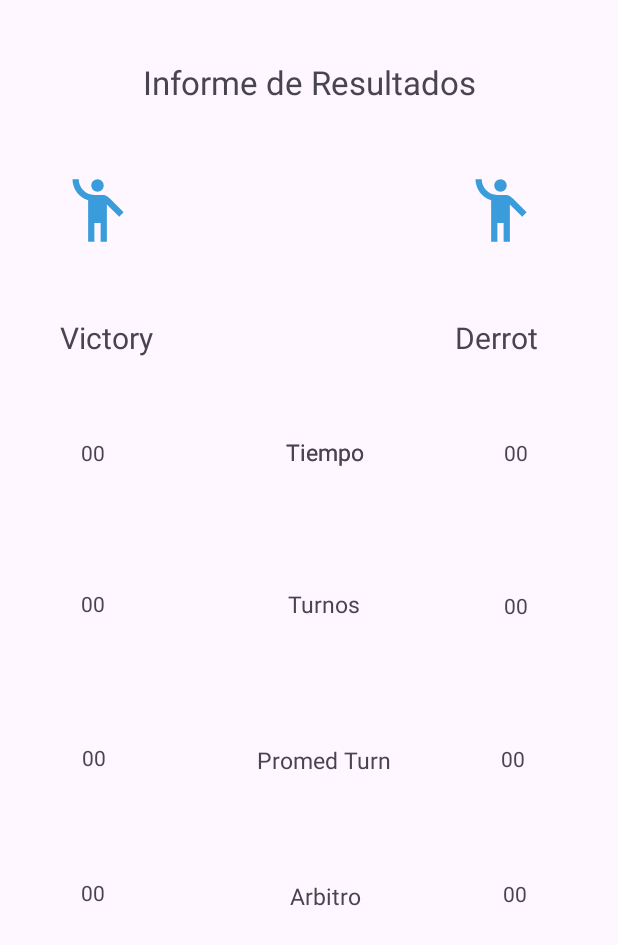
After one commit to efrainsalzar/TemporizadorChess, an Android app: the InformeResult screen opened directly, with no data from a screen before it, on a phone screen of 412 x 824 dp. The commit adds this screen. Shown: the top 945 px of the screen. Run offline under Robolectric (Android 15) with nearby library versions, the phone set to English and light mode, and no system bars.

Commit message:
Resultados Activity

```diff
--- /dev/null
+++ b/app/src/main/java/com/example/temporizadorchess/InformeResult.kt
@@ -0,0 +1,11 @@
+package com.example.temporizadorchess
+
+import androidx.appcompat.app.AppCompatActivity
+import android.os.Bundle
+
+class InformeResult : AppCompatActivity() {
+    override fun onCreate(savedInstanceState: Bundle?) {
+        super.onCreate(savedInstanceState)
+        setContentView(R.layout.activity_informe_result)
+    }
+}
--- a/app/src/main/java/com/example/temporizadorchess/Temporizador.kt
+++ b/app/src/main/java/com/example/temporizadorchess/Temporizador.kt
@@ -1,8 +1,12 @@
 package com.example.temporizadorchess
 
+import android.annotation.SuppressLint
+import android.content.Intent
 import androidx.appcompat.app.AppCompatActivity
 import android.os.Bundle
 import android.view.View
+import android.widget.ImageView
+import android.widget.LinearLayout
 import android.widget.TextView
 
 
@@ -42,6 +46,9 @@ class Temporizador : AppCompatActivity() {
         //color del boton click
         val boton1 = findViewById<View>(R.id.view1)
         val boton2 = findViewById<View>(R.id.view2)
+        //val centroboton = findViewById<LinearLayout>(R.id.centro)
+        val stoped = findViewById<ImageView>(R.id.StopGame)
+
 
         //click desde otra clase
         val botonclick = ChessTimer(this,)
@@ -67,6 +74,12 @@ class Temporizador : AppCompatActivity() {
                 sw = 1
             }
         }
+
+        stoped.setOnClickListener{
+            val intent = Intent(this, InformeResult::class.java)
+            startActivity(intent)
+        }
+
         /* val textView = findViewById<TextView>(R.id.contadortiempo)
          val countDownTimer = object : CountDownTimer(10000, 1000) {
              override fun onTick(millisUntilFinished: Long) {
--- /dev/null
+++ b/app/src/main/res/drawable/emoji_people_24.xml
@@ -0,0 +1,6 @@
+<vector android:height="24dp" android:tint="#3B9CDB"
+    android:viewportHeight="24" android:viewportWidth="24"
+    android:width="24dp" xmlns:android="http://schemas.android.com/apk/res/android">
+    <path android:fillColor="@android:color/white" android:pathData="M12,4m-2,0a2,2 0,1 1,4 0a2,2 0,1 1,-4 0"/>
+    <path android:fillColor="@android:color/white" android:pathData="M15.89,8.11C15.5,7.72 14.83,7 13.53,7c-0.21,0 -1.42,0 -2.54,0C8.24,6.99 6,4.75 6,2H4c0,3.16 2.11,5.84 5,6.71V22h2v-6h2v6h2V10.05L18.95,14l1.41,-1.41L15.89,8.11z"/>
+</vector>
--- /dev/null
+++ b/app/src/main/res/drawable/stop_24.xml
@@ -0,0 +1,5 @@
+<vector android:height="24dp" android:tint="#FFFFFF"
+    android:viewportHeight="24" android:viewportWidth="24"
+    android:width="24dp" xmlns:android="http://schemas.android.com/apk/res/android">
+    <path android:fillColor="@android:color/white" android:pathData="M6,6h12v12H6z"/>
+</vector>
--- /dev/null
+++ b/app/src/main/res/layout/activity_informe_result.xml
@@ -0,0 +1,234 @@
+<?xml version="1.0" encoding="utf-8"?>
+<androidx.constraintlayout.widget.ConstraintLayout xmlns:android="http://schemas.android.com/apk/res/android"
+    xmlns:app="http://schemas.android.com/apk/res-auto"
+    xmlns:tools="http://schemas.android.com/tools"
+    android:layout_width="match_parent"
+    android:layout_height="match_parent"
+    tools:context=".InformeResult">
+
+
+    <TextView
+        android:layout_width="wrap_content"
+        android:layout_height="wrap_content"
+        android:text="Informe de Resultados"
+        app:layout_constraintBottom_toBottomOf="parent"
+        app:layout_constraintEnd_toEndOf="parent"
+        app:layout_constraintStart_toStartOf="parent"
+        app:layout_constraintTop_toTopOf="parent"
+        android:textSize="22dp"
+        app:layout_constraintVertical_bias="0.05" />
+
+
+    <ImageView
+        android:layout_width="50dp"
+        android:layout_height="50dp"
+        android:background="@drawable/emoji_people_24"
+        app:layout_constraintBottom_toBottomOf="parent"
+        app:layout_constraintEnd_toEndOf="parent"
+        app:layout_constraintHorizontal_bias="0.111"
+        app:layout_constraintStart_toStartOf="parent"
+        app:layout_constraintTop_toTopOf="parent"
+        app:layout_constraintVertical_bias="0.149" />
+
+    <ImageView
+        android:layout_width="50dp"
+        android:layout_height="50dp"
+        android:background="@drawable/emoji_people_24"
+        app:layout_constraintBottom_toBottomOf="parent"
+        app:layout_constraintEnd_toEndOf="parent"
+        app:layout_constraintHorizontal_bias="0.853"
+        app:layout_constraintStart_toStartOf="parent"
+        app:layout_constraintTop_toTopOf="parent"
+        app:layout_constraintVertical_bias="0.149" />
+
+    <TextView
+        android:layout_width="wrap_content"
+        android:layout_height="wrap_content"
+        android:text="Victory"
+        android:textSize="20dp"
+        app:layout_constraintBottom_toBottomOf="parent"
+        app:layout_constraintEnd_toEndOf="parent"
+        app:layout_constraintHorizontal_bias="0.114"
+        app:layout_constraintStart_toStartOf="parent"
+        app:layout_constraintTop_toTopOf="parent"
+        app:layout_constraintVertical_bias="0.265" />
+
+    <TextView
+        android:id="@+id/textView0"
+        android:layout_width="wrap_content"
+        android:layout_height="wrap_content"
+        android:text="Tiempo"
+        android:textSize="15dp"
+        app:layout_constraintBottom_toBottomOf="parent"
+        app:layout_constraintEnd_toEndOf="parent"
+        app:layout_constraintHorizontal_bias="0.529"
+        app:layout_constraintStart_toStartOf="parent"
+        app:layout_constraintTop_toTopOf="parent"
+        app:layout_constraintVertical_bias="0.362" />
+
+
+    <TextView
+        android:id="@+id/textView01"
+        android:layout_width="wrap_content"
+        android:layout_height="wrap_content"
+        android:text="Derrot"
+        android:textSize="20dp"
+        app:layout_constraintBottom_toBottomOf="parent"
+        app:layout_constraintEnd_toEndOf="parent"
+        app:layout_constraintHorizontal_bias="0.85"
+        app:layout_constraintStart_toStartOf="parent"
+        app:layout_constraintTop_toTopOf="parent"
+        app:layout_constraintVertical_bias="0.265" />
+
+    <TextView
+        android:id="@+id/textView4"
+        android:layout_width="wrap_content"
+        android:layout_height="wrap_content"
+        android:text="Tiempo"
+        android:textSize="15dp"
+        app:layout_constraintBottom_toBottomOf="parent"
+        app:layout_constraintEnd_toEndOf="parent"
+        app:layout_constraintHorizontal_bias="0.529"
+        app:layout_constraintStart_toStartOf="parent"
+        app:layout_constraintTop_toTopOf="parent"
+        app:layout_constraintVertical_bias="0.362" />
+
+    <TextView
+        android:id="@+id/textView9"
+        android:layout_width="wrap_content"
+        android:layout_height="wrap_content"
+        android:text="00"
+        app:layout_constraintBottom_toBottomOf="parent"
+        app:layout_constraintEnd_toEndOf="parent"
+        app:layout_constraintHorizontal_bias="0.61"
+        app:layout_constraintStart_toEndOf="@+id/textView4"
+        app:layout_constraintTop_toTopOf="parent"
+        app:layout_constraintVertical_bias="0.363" />
+
+    <TextView
+        android:id="@+id/textView2"
+        android:layout_width="wrap_content"
+        android:layout_height="wrap_content"
+        android:text="Promed Turn"
+        android:textSize="15dp"
+        app:layout_constraintBottom_toBottomOf="parent"
+        app:layout_constraintEnd_toEndOf="parent"
+        app:layout_constraintHorizontal_bias="0.532"
+        app:layout_constraintStart_toStartOf="parent"
+        app:layout_constraintTop_toBottomOf="@+id/textView3"
+        app:layout_constraintVertical_bias="0.212" />
+
+    <TextView
+        android:id="@+id/textView7"
+        android:layout_width="wrap_content"
+        android:layout_height="wrap_content"
+        android:text="00"
+        app:layout_constraintBottom_toBottomOf="parent"
+        app:layout_constraintEnd_toStartOf="@+id/textView4"
+        app:layout_constraintHorizontal_bias="0.308"
+        app:layout_constraintStart_toStartOf="parent"
+        app:layout_constraintTop_toTopOf="parent"
+        app:layout_constraintVertical_bias="0.363" />
+
+    <TextView
+        android:id="@+id/textView11"
+        android:layout_width="wrap_content"
+        android:layout_height="wrap_content"
+        android:text="00"
+        app:layout_constraintBottom_toBottomOf="parent"
+        app:layout_constraintEnd_toEndOf="parent"
+        app:layout_constraintHorizontal_bias="0.615"
+        app:layout_constraintStart_toEndOf="@+id/textView3"
+        app:layout_constraintTop_toBottomOf="@+id/textView9"
+        app:layout_constraintVertical_bias="0.167" />
+
+    <TextView
+        android:id="@+id/textView6"
+        android:layout_width="wrap_content"
+        android:layout_height="wrap_content"
+        android:text="00"
+        app:layout_constraintBottom_toBottomOf="parent"
+        app:layout_constraintEnd_toStartOf="@+id/textView2"
+        app:layout_constraintHorizontal_bias="0.35"
+        app:layout_constraintStart_toStartOf="parent"
+        app:layout_constraintTop_toBottomOf="@+id/textView5"
+        app:layout_constraintVertical_bias="0.212" />
+
+    <TextView
+        android:id="@+id/textView5"
+        android:layout_width="wrap_content"
+        android:layout_height="wrap_content"
+        android:text="00"
+        app:layout_constraintBottom_toBottomOf="parent"
+        app:layout_constraintEnd_toStartOf="@+id/textView3"
+        app:layout_constraintHorizontal_bias="0.305"
+        app:layout_constraintStart_toStartOf="parent"
+        app:layout_constraintTop_toBottomOf="@+id/textView7"
+        app:layout_constraintVertical_bias="0.165" />
+
+    <TextView
+        android:id="@+id/textView12"
+        android:layout_width="wrap_content"
+        android:layout_height="wrap_content"
+        android:text="00"
+        app:layout_constraintBottom_toBottomOf="parent"
+        app:layout_constraintEnd_toEndOf="parent"
+        app:layout_constraintHorizontal_bias="0.544"
+        app:layout_constraintStart_toEndOf="@+id/textView2"
+        app:layout_constraintTop_toBottomOf="@+id/textView11"
+        app:layout_constraintVertical_bias="0.212" />
+
+    <TextView
+        android:id="@+id/textView10"
+        android:layout_width="wrap_content"
+        android:layout_height="wrap_content"
+        android:text="Arbitro"
+        android:textSize="15dp"
+        app:layout_constraintBottom_toBottomOf="parent"
+        app:layout_constraintEnd_toEndOf="parent"
+        app:layout_constraintHorizontal_bias="0.53"
+        app:layout_constraintStart_toStartOf="parent"
+        app:layout_constraintTop_toBottomOf="@+id/textView2"
+        app:layout_constraintVertical_bias="0.244" />
+
+    <TextView
+        android:id="@+id/textView8"
+        android:layout_width="wrap_content"
+        android:layout_height="wrap_content"
+        android:text="00"
+        app:layout_constraintBottom_toBottomOf="parent"
+        app:layout_constraintEnd_toStartOf="@+id/textView10"
+        app:layout_constraintHorizontal_bias="0.303"
+        app:layout_constraintStart_toStartOf="parent"
+        app:layout_constraintTop_toBottomOf="@+id/textView6"
+        app:layout_constraintVertical_bias="0.243" />
+
+    <TextView
+        android:id="@+id/textView13"
+        android:layout_width="wrap_content"
+        android:layout_height="wrap_content"
+        android:text="00"
+        app:layout_constraintBottom_toBottomOf="parent"
+        app:layout_constraintEnd_toEndOf="parent"
+        app:layout_constraintHorizontal_bias="0.608"
+        app:layout_constraintStart_toEndOf="@+id/textView10"
+        app:layout_constraintTop_toBottomOf="@+id/textView12"
+        app:layout_constraintVertical_bias="0.244" />
+
+    <TextView
+        android:id="@+id/textView3"
+        android:layout_width="wrap_content"
+        android:layout_height="wrap_content"
+        android:text="Turnos"
+        android:textSize="15dp"
+        app:layout_constraintBottom_toBottomOf="parent"
+        app:layout_constraintEnd_toEndOf="parent"
+        app:layout_constraintHorizontal_bias="0.528"
+        app:layout_constraintStart_toStartOf="parent"
+        app:layout_constraintTop_toBottomOf="@+id/textView4"
+        app:layout_constraintVertical_bias="0.163" />
+
+
+
+
+</androidx.constraintlayout.widget.ConstraintLayout>
--- a/app/src/main/res/layout/activity_temporizador.xml
+++ b/app/src/main/res/layout/activity_temporizador.xml
@@ -82,6 +82,12 @@
             android:layout_weight="1"
             android:src="@drawable/setting_icon" />
 
+        <ImageView
+            android:id="@+id/StopGame"
+            android:layout_width="0dp"
+            android:layout_height="match_parent"
+            android:layout_weight="1"
+            android:src="@drawable/stop_24" />
 
     </LinearLayout>
 
```
Also changed, not shown: app/src/main/AndroidManifest.xml (+8 -10 lines).
